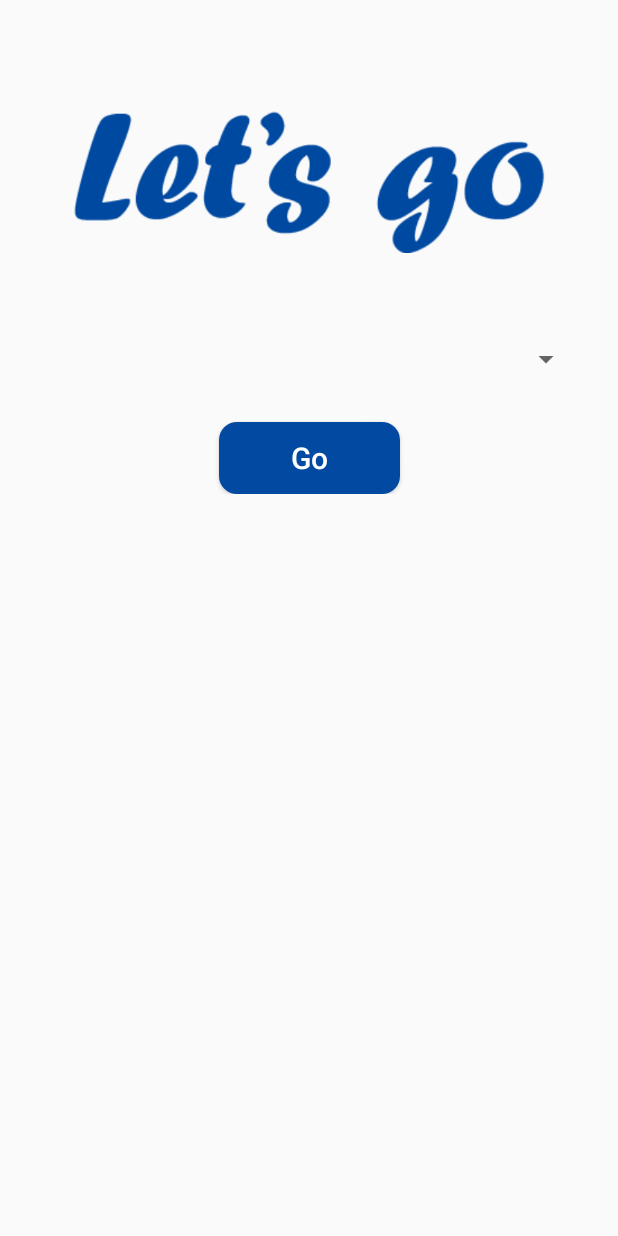
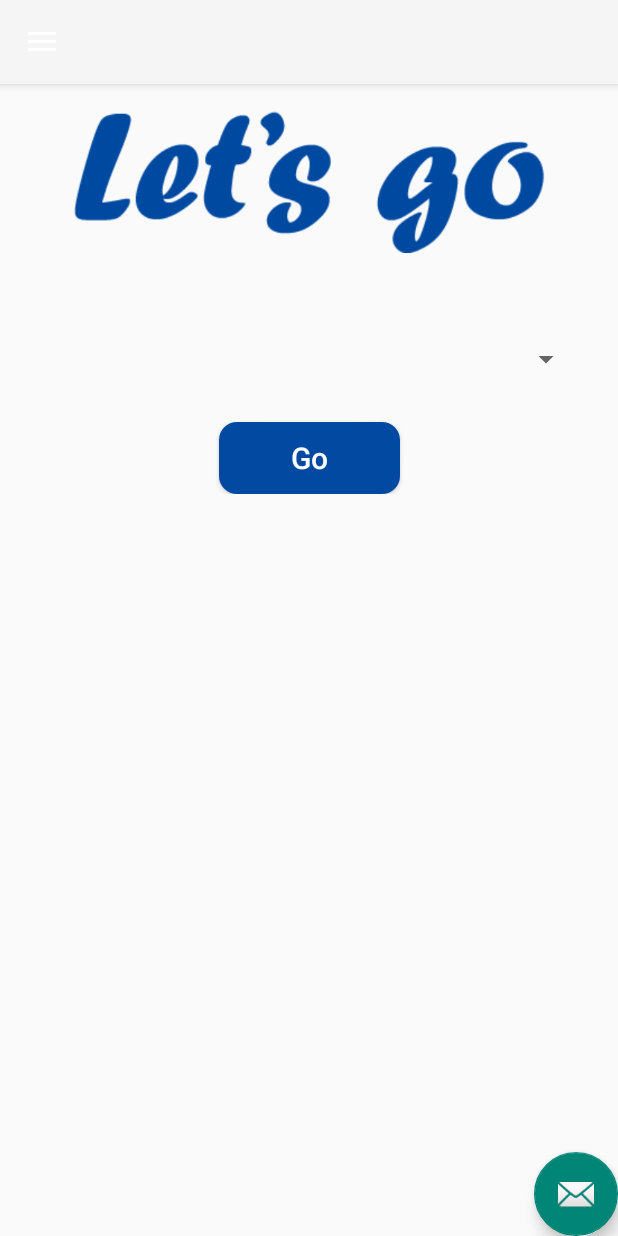
Before and after one commit to MohamedSameeer/LetsGo, an Android app: the screen it shows after launch once a user with an empty profile is signed in (CountryActivity before the commit, DrawerMainActivity after it), on a phone screen of 412 x 824 dp. Run offline under Robolectric (Android 15) with nearby library versions, the phone set to English and light mode, and no system bars; our stand-ins replace Firebase (no records; nobody signed in at launch, a user with empty details on screens opened directly); libraries missing offline, so code that uses them is left out: com.isapanah.awesomespinner; plain views replace AwesomeSpinner; 3 statements that could not run were skipped.

Commit message:
-added drawer layout

```diff
--- a/app/build.gradle
+++ b/app/build.gradle
@@ -39,7 +39,7 @@ dependencies {
     //Dialogflow
     implementation 'ai.api:sdk:2.0.7@aar'
     annotationProcessor 'ai.api:libai:1.4.8'
-    implementation('ai.api:libai:1.4.8'){
+    implementation('ai.api:libai:1.4.8') {
         exclude module: 'log4j-core'
     }
     //Favorite
--- a/app/src/main/java/com/example/letsgo/Country/CountryActivity.java
+++ b/app/src/main/java/com/example/letsgo/Country/CountryActivity.java
@@ -1,10 +1,15 @@
 package com.example.letsgo.Country;
 
 import android.content.Intent;
+import android.support.annotation.NonNull;
+import android.support.annotation.Nullable;
+import android.support.v4.app.Fragment;
 import android.support.v7.app.AppCompatActivity;
 import android.os.Bundle;
 import android.util.Log;
+import android.view.LayoutInflater;
 import android.view.View;
+import android.view.ViewGroup;
 import android.widget.ArrayAdapter;
 import android.widget.Button;
 import android.widget.Spinner;
@@ -21,23 +26,29 @@ import com.google.firebase.auth.FirebaseAuth;
 import com.google.firebase.auth.FirebaseUser;
 import com.isapanah.awesomespinner.AwesomeSpinner;
 
-public class CountryActivity extends AppCompatActivity {
+public class CountryActivity extends Fragment {
 
-    String city="";
+    String city = "";
     Button go;
     AwesomeSpinner my_spinner;
     String adminId;
     FirebaseAuth mAuth;
+    View view;
 
+
+
+    @Nullable
     @Override
-    protected void onCreate(Bundle savedInstanceState) {
-        super.onCreate(savedInstanceState);
-        setContentView(R.layout.activity_country);
+    public View onCreateView(@NonNull LayoutInflater inflater, @Nullable ViewGroup container, @Nullable Bundle savedInstanceState) {
+
+         view = inflater.inflate(R.layout.activity_country, container, false);
+
 
         initialization();
-        Log.e("main","country");
 
-        my_spinner.setAdapter(new ArrayAdapter<String>(this
+        Log.e("main", "country");
+
+        my_spinner.setAdapter(new ArrayAdapter<String>(view.getContext()
                 , R.layout.support_simple_spinner_dropdown_item, CitiesName.cityName));
 
         my_spinner.setOnSpinnerItemClickListener(new AwesomeSpinner.onSpinnerItemClickListener<String>() {
@@ -47,55 +58,62 @@ public class CountryActivity extends AppCompatActivity {
                 city = my_spinner.getSelectedItem();
             }
         });
+
         go.setOnClickListener(new View.OnClickListener() {
             @Override
             public void onClick(View v) {
-                if(city.isEmpty()){
-                    Toast.makeText(CountryActivity.this,"you should choose a gov",Toast.LENGTH_LONG).show();
-                }
-                else{
-                Intent i = new Intent(getApplicationContext(), SelectCategory.class);
+                if (city.isEmpty()) {
+                    Toast.makeText(getContext(), "you should choose a gov", Toast.LENGTH_LONG).show();
+                } else {
+                    Intent i = new Intent(getContext(), SelectCategory.class);
                     i.putExtra("city", city);
                     Log.e("city", city);
                     startActivity(i);
                 }
             }
         });
+
+        return view;
     }
 
-
     void initialization() {
-        my_spinner = findViewById(R.id.my_spinner);
-        go = findViewById(R.id.logInBtn);
+        my_spinner = view.findViewById(R.id.my_spinner);
+        go = view.findViewById(R.id.logInBtn);
         mAuth = FirebaseAuth.getInstance();
         adminId = "owQrAb02Z7WJ2u0ER6uPnqoNZum2";
     }
 
 
     @Override
-    protected void onStart() {
+    public void onStart() {
+        super.onStart();
+
+
             super.onStart();
             FirebaseUser user = mAuth.getCurrentUser();
 
             if (user != null) {
                 String userId = user.getUid();
                 if (userId.equals(adminId)) {
-                Intent i = new Intent(CountryActivity.this, PushingData.class);
+                    Intent i = new Intent(getContext(), PushingData.class);
                     i.addFlags(Intent.FLAG_ACTIVITY_NEW_TASK | Intent.FLAG_ACTIVITY_CLEAR_TASK);
                     startActivity(i);
-                finish();
+
                 }
             } else {
                 enterToSplash();
             }
 
+
+
+
     }
 
     private void enterToSplash() {
-        Intent i = new Intent(CountryActivity.this, Splash.class);
+        Intent i = new Intent(getContext(), Splash.class);
         i.addFlags(Intent.FLAG_ACTIVITY_NEW_TASK | Intent.FLAG_ACTIVITY_CLEAR_TASK);
         startActivity(i);
-        finish();
+
     }
 
 }
--- /dev/null
+++ b/app/src/main/java/com/example/letsgo/DrawerMainActivity.java
@@ -0,0 +1,53 @@
+package com.example.letsgo;
+
+import android.support.annotation.NonNull;
+import android.support.design.widget.NavigationView;
+import android.support.v4.app.Fragment;
+import android.support.v4.view.GravityCompat;
+import android.support.v4.widget.DrawerLayout;
+import android.support.v7.app.ActionBarDrawerToggle;
+import android.support.v7.app.AppCompatActivity;
+import android.os.Bundle;
+import android.support.v7.widget.Toolbar;
+import android.view.MenuItem;
+
+import com.example.letsgo.Country.CountryActivity;
+
+public class DrawerMainActivity extends AppCompatActivity implements NavigationView.OnNavigationItemSelectedListener {
+    Fragment fragment;
+
+    @Override
+    protected void onCreate(Bundle savedInstanceState) {
+        super.onCreate(savedInstanceState);
+        setContentView(R.layout.activity_drawer_main);
+        Toolbar toolbar = findViewById(R.id.toolbar);
+        setSupportActionBar(toolbar);
+        fragment = fragment = new CountryActivity();
+
+        DrawerLayout drawer = findViewById(R.id.drawer_layout);
+        NavigationView navigationView = findViewById(R.id.nav_view);
+        ActionBarDrawerToggle toggle = new ActionBarDrawerToggle(
+                this, drawer, toolbar, R.string.navigation_drawer_open, R.string.navigation_drawer_close);
+        drawer.addDrawerListener(toggle);
+        toggle.syncState();
+        navigationView.setNavigationItemSelectedListener(this);
+        getSupportFragmentManager().beginTransaction().replace(R.id.fragment_container,
+                fragment).commit();
+    }
+
+    @Override
+    public boolean onNavigationItemSelected(@NonNull MenuItem menuItem) {
+        int id = menuItem.getItemId();
+
+        if (id == R.id.nav_home) {
+            fragment = new CountryActivity();
+        } else if (id == R.id.nav_categroies) {
+
+        }
+        getSupportFragmentManager().beginTransaction().replace(R.id.fragment_container,
+                fragment).commit();
+        DrawerLayout drawer = findViewById(R.id.drawer_layout);
+        drawer.closeDrawer(GravityCompat.START);
+        return true;
+    }
+}
--- /dev/null
+++ b/app/src/main/res/layout/activity_drawer_main.xml
@@ -0,0 +1,25 @@
+<?xml version="1.0" encoding="utf-8"?>
+<android.support.v4.widget.DrawerLayout xmlns:android="http://schemas.android.com/apk/res/android"
+    xmlns:app="http://schemas.android.com/apk/res-auto"
+    xmlns:tools="http://schemas.android.com/tools"
+    android:id="@+id/drawer_layout"
+    android:layout_width="match_parent"
+    android:layout_height="match_parent"
+    android:fitsSystemWindows="true"
+    tools:openDrawer="start">
+
+    <include
+        layout="@layout/app_bar_main_drawer"
+        android:layout_width="match_parent"
+        android:layout_height="match_parent" />
+
+    <android.support.design.widget.NavigationView
+        android:id="@+id/nav_view"
+        android:layout_width="wrap_content"
+        android:layout_height="match_parent"
+        android:layout_gravity="start"
+        android:fitsSystemWindows="true"
+        app:headerLayout="@layout/nav_header_drawer_main"
+        app:menu="@menu/activity_main_drawer" />
+
+</android.support.v4.widget.DrawerLayout>
--- /dev/null
+++ b/app/src/main/res/layout/app_bar_main_drawer.xml
@@ -0,0 +1,37 @@
+<?xml version="1.0" encoding="utf-8"?>
+<android.support.design.widget.CoordinatorLayout xmlns:android="http://schemas.android.com/apk/res/android"
+    xmlns:app="http://schemas.android.com/apk/res-auto"
+    xmlns:tools="http://schemas.android.com/tools"
+    android:layout_width="match_parent"
+    android:layout_height="match_parent"
+    tools:context=".MainActivity">
+
+    <android.support.design.widget.AppBarLayout
+        android:layout_width="match_parent"
+        android:layout_height="wrap_content"
+        android:theme="@style/AppTheme.AppBarOverlay">
+
+        <android.support.v7.widget.Toolbar
+            android:id="@+id/toolbar"
+            android:layout_width="match_parent"
+            android:layout_height="?attr/actionBarSize"
+            android:background="?attr/colorPrimary"
+            app:popupTheme="@style/AppTheme.PopupOverlay" />
+
+    </android.support.design.widget.AppBarLayout>
+
+    <FrameLayout
+        android:layout_width="match_parent"
+        android:layout_height="match_parent"
+        android:id="@+id/fragment_container"
+        ></FrameLayout>
+
+    <android.support.design.widget.FloatingActionButton
+        android:id="@+id/fab"
+        android:layout_width="wrap_content"
+        android:layout_height="wrap_content"
+        android:layout_gravity="bottom|end"
+
+        app:srcCompat="@android:drawable/ic_dialog_email" />
+
+</android.support.design.widget.CoordinatorLayout>
--- /dev/null
+++ b/app/src/main/res/menu/activity_main_drawer.xml
@@ -0,0 +1,64 @@
+<?xml version="1.0" encoding="utf-8"?>
+<menu xmlns:android="http://schemas.android.com/apk/res/android"
+    xmlns:tools="http://schemas.android.com/tools"
+    tools:showIn="navigation_view"
+    >
+    <group android:checkableBehavior="single">
+        <item
+            android:id="@+id/nav_home"
+            android:icon="@drawable/ic_home_black_24dp"
+            android:title="Home" />
+        <item
+            android:id="@+id/nav_categroies"
+            android:icon="@drawable/ic_favorite_black_24dp"
+
+            android:title="Categories" />
+        <item
+            android:id="@+id/nav_save"
+            android:icon="@drawable/ic_favorite_black_24dp"
+
+            android:title="Saved" />
+        <item
+            android:id="@+id/nav_profile"
+            android:icon="@drawable/ic_favorite_black_24dp"
+
+            android:title="profile" />
+        android:title="Saved" />
+        <item
+            android:id="@+id/finance"
+            android:icon="@drawable/ic_favorite_black_24dp"
+
+            android:title="financial info" />
+        <item
+            android:id="@+id/find_sellers_nav_menu"
+            android:icon="@drawable/ic_favorite_black_24dp"
+
+            android:title="find sellers" />
+
+    </group>
+
+    <item android:title="Communicate">
+        <menu>
+            <item
+                android:id="@+id/nav_share"
+                android:icon="@drawable/ic_favorite_black_24dp"
+                android:title="Share" />
+            <item
+                android:id="@+id/nav_settings"
+                android:icon="@drawable/ic_favorite_black_24dp"
+
+                android:title="settings" />
+            <item
+                android:id="@+id/nav_contct_us"
+                android:icon="@drawable/ic_favorite_black_24dp"
+
+                android:title="contact us" />
+            <item
+                android:id="@+id/nav_logOut"
+                android:icon="@drawable/ic_favorite_black_24dp"
+
+                android:title="Logout" />
+        </menu>
+    </item>
+
+</menu>
--- a/app/src/main/res/values/strings.xml
+++ b/app/src/main/res/values/strings.xml
@@ -1,11 +1,13 @@
 <resources>
-    <string name="app_name">Let\'s Go</string>
     <string name="title_activity_main2">MainActivity2</string>
     <string name="title_home">Home</string>
     <string name="title_dashboard">Dashboard</string>
     <string name="title_notifications">Notifications</string>
     <string name="action_settings">setting</string>
     <string name="contact_us">contact us</string>
+
+    <string name="navigation_drawer_open">Open navigation drawer</string>
+    <string name="navigation_drawer_close">Close navigation drawer</string>
 
 
     <!-- TODO: Remove or change this placeholder text -->
--- a/app/src/main/res/values/styles.xml
+++ b/app/src/main/res/values/styles.xml
@@ -17,4 +17,9 @@
     <style name="OverFlow" parent="@style/Widget.AppCompat.Light.ActionButton.Overflow">
         <item name="android:src">@drawable/ic_more_vert_black_24dp</item>
     </style>
+
+    <style name="AppTheme.AppBarOverlay" parent="ThemeOverlay.AppCompat.Dark.ActionBar" />
+
+    <style name="AppTheme.PopupOverlay" parent="ThemeOverlay.AppCompat.Light" />
+
 </resources>
```
Also changed, not shown: app/src/main/AndroidManifest.xml (+10 -6 lines), app/src/main/java/com/example/letsgo/MainActivity.java (+5 -3 lines), app/src/main/res/layout/activity_main.xml (+22 -2 lines), app/src/main/res/layout/nav_header_drawer_main.xml (added, +36 -0 lines). Lines whose indentation alone changed are shown as unchanged.
